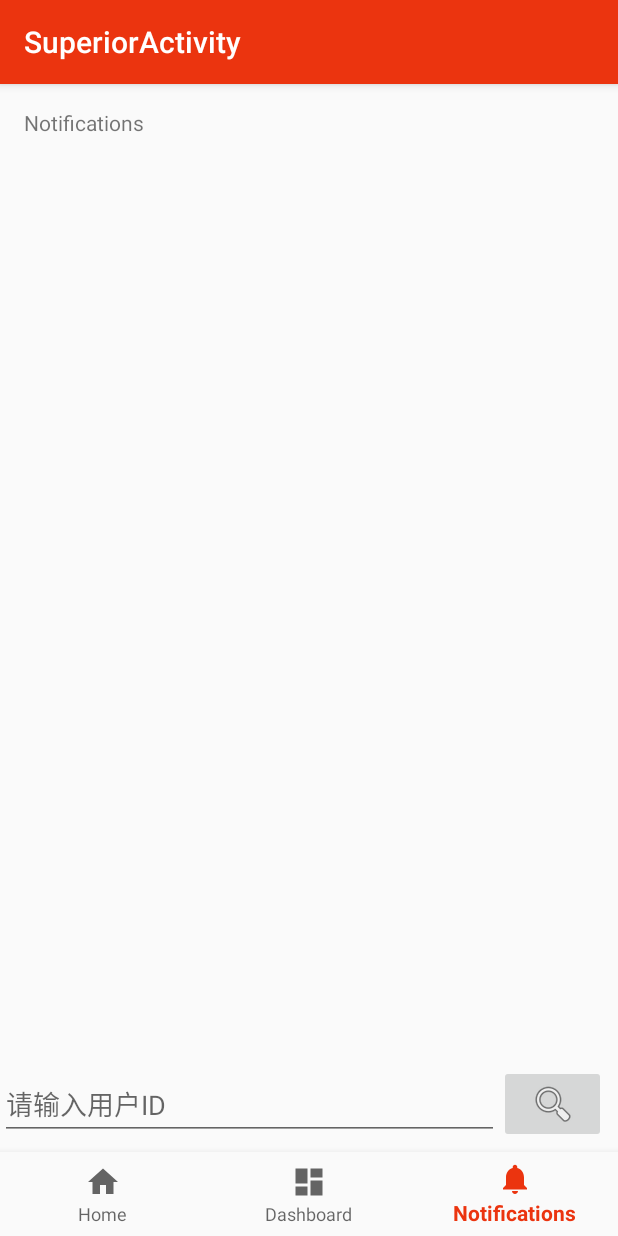
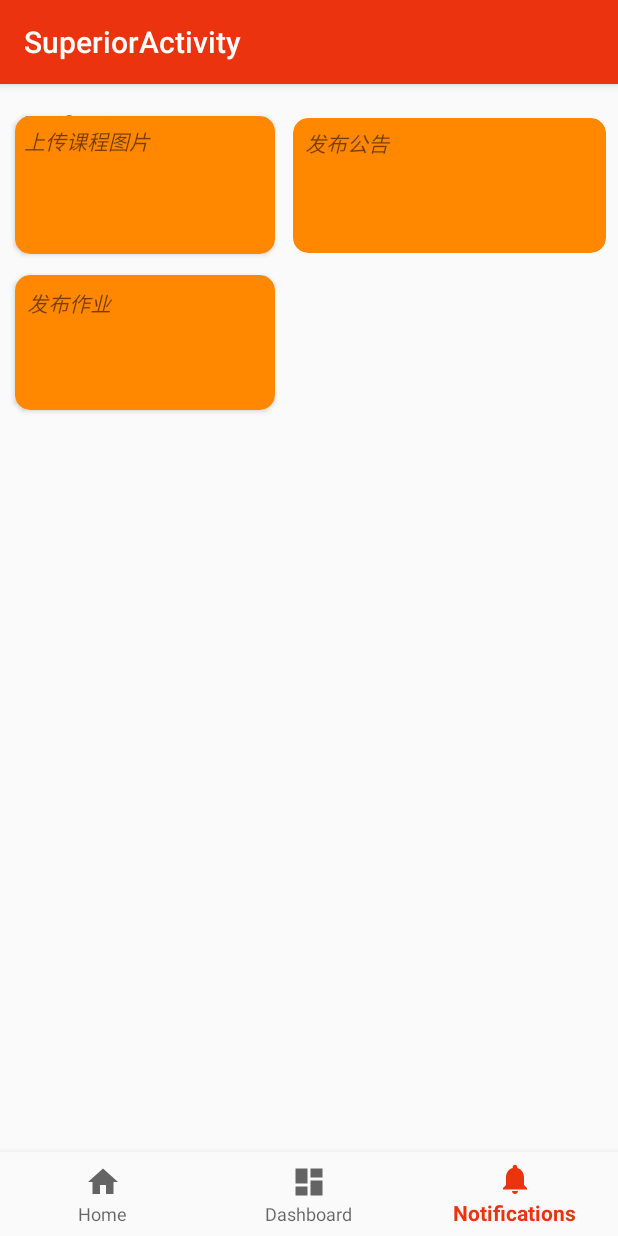
Before and after one commit to zzzyf1/Application, an Android app: the SuperiorActivity screen opened directly, with no data from a screen before it, item 3 of the bottom bar chosen, on a phone screen of 412 x 824 dp. Run offline under Robolectric (Android 15) with nearby library versions, the phone set to English and light mode, and no system bars.

Commit message:
上传课程封面

```diff
--- /dev/null
+++ b/app/src/main/java/com/example/zyf/application/Fragments/issue_fragment.java
@@ -0,0 +1,67 @@
+package com.example.zyf.application.Fragments;
+
+import android.content.Intent;
+import android.os.Bundle;
+import android.support.annotation.NonNull;
+import android.support.annotation.Nullable;
+import android.support.v4.app.Fragment;
+import android.view.LayoutInflater;
+import android.view.View;
+import android.view.ViewGroup;
+import android.widget.TextView;
+
+import com.example.zyf.application.BoardActivity;
+import com.example.zyf.application.HomeworkActivity;
+import com.example.zyf.application.R;
+import com.example.zyf.application.UploadCourseActivity;
+
+public class issue_fragment extends Fragment {
+    private TextView board;
+    private TextView issue;
+    private TextView homework;
+    public static issue_fragment newInstance(Bundle args){
+        issue_fragment fragment=new issue_fragment();
+        fragment.setArguments(args);
+        return fragment;
+    }
+    @Override
+    public View onCreateView(@NonNull LayoutInflater inflater, @Nullable ViewGroup container, @Nullable Bundle savedInstanceState) {
+        View view=inflater.inflate(R.layout.issue_fragment,container,false);
+        return view;
+    }
+    @Override
+    public void onActivityCreated(@Nullable Bundle savedInstanceState) {
+        super.onActivityCreated(savedInstanceState);
+        issue=getActivity().findViewById(R.id.uploadCourse);
+        board=getActivity().findViewById(R.id.noticeBoard);
+        homework=getActivity().findViewById(R.id.homework);
+        issue.setOnClickListener(new View.OnClickListener() {
+            @Override
+            public void onClick(View v) {
+                //发布公告
+                Intent intent=new Intent(getActivity(),UploadCourseActivity.class);
+                startActivity(intent);
+            }
+        });
+
+        board.setOnClickListener(new View.OnClickListener() {
+            @Override
+            public void onClick(View v) {
+                //上传课程图片
+                Intent intent=new Intent(getActivity(),BoardActivity.class);
+                startActivity(intent);
+
+            }
+        });
+
+        homework.setOnClickListener(new View.OnClickListener() {
+            @Override
+            public void onClick(View v) {
+                //发布公告
+                Intent intent=new Intent(getActivity(),HomeworkActivity.class);
+                startActivity(intent);
+            }
+        });
+    }
+
+}
--- a/app/src/main/java/com/example/zyf/application/SuperiorActivity.java
+++ b/app/src/main/java/com/example/zyf/application/SuperiorActivity.java
@@ -13,6 +13,7 @@ import android.widget.TextView;
 
 import com.example.zyf.application.Fragments.apply_fragment;
 import com.example.zyf.application.Fragments.comment_fragment;
+import com.example.zyf.application.Fragments.issue_fragment;
 
 
 public class SuperiorActivity extends AppCompatActivity {
@@ -36,6 +37,7 @@ public class SuperiorActivity extends AppCompatActivity {
                     return true;
                 case R.id.navigation_notifications:
                     mTextMessage.setText(R.string.title_notifications);
+                    replaceFragment(new issue_fragment());
                     return true;
             }
             return false;
--- a/app/src/main/java/com/example/zyf/application/Utils/CommentAdapter.java
+++ b/app/src/main/java/com/example/zyf/application/Utils/CommentAdapter.java
@@ -24,6 +24,7 @@ public class CommentAdapter extends RecyclerView.Adapter<CommentAdapter.ViewHold
 
     private List<comment> comments;
     private Activity test;
+
     //内部类实现缓存器,缓存布局以及该布局里包含的控件
     static  class ViewHolder extends RecyclerView.ViewHolder{
         TextView mCommentId;
--- /dev/null
+++ b/app/src/main/res/layout/issue_fragment.xml
@@ -0,0 +1,119 @@
+<?xml version="1.0" encoding="utf-8"?>
+<android.support.constraint.ConstraintLayout
+    xmlns:android="http://schemas.android.com/apk/res/android"
+    xmlns:app="http://schemas.android.com/apk/res-auto"
+    xmlns:tools="http://schemas.android.com/tools"
+    android:layout_width="match_parent"
+    android:layout_height="match_parent">
+
+
+
+    <android.support.v7.widget.CardView
+        android:id="@+id/cardView2"
+        android:layout_width="173dp"
+        android:layout_height="wrap_content"
+        android:layout_marginStart="10dp"
+        android:layout_marginLeft="10dp"
+        android:layout_marginTop="21dp"
+        android:background="@android:color/holo_blue_light"
+        app:cardBackgroundColor="@android:color/holo_orange_dark"
+        app:cardCornerRadius="10dp"
+        app:layout_constraintStart_toStartOf="parent"
+        app:layout_constraintTop_toTopOf="parent">
+
+        <android.support.constraint.ConstraintLayout
+            android:layout_width="match_parent"
+            android:layout_height="match_parent">
+
+            <TextView
+                android:id="@+id/uploadCourse"
+                android:layout_width="0dp"
+                android:layout_height="80dp"
+                android:layout_marginStart="6dp"
+                android:layout_marginLeft="6dp"
+                android:layout_marginTop="6dp"
+                android:layout_marginEnd="6dp"
+                android:layout_marginBottom="6dp"
+                android:text="@string/upload"
+                android:textAllCaps="false"
+                android:textStyle="italic"
+                app:layout_constraintBottom_toBottomOf="parent"
+                app:layout_constraintEnd_toEndOf="parent"
+                app:layout_constraintHorizontal_bias="0.0"
+                app:layout_constraintStart_toStartOf="parent"
+                app:layout_constraintTop_toTopOf="parent"
+                app:layout_constraintVertical_bias="1.0" />
+        </android.support.constraint.ConstraintLayout>
+    </android.support.v7.widget.CardView>
+
+    <android.support.v7.widget.CardView
+        android:id="@+id/cardView3"
+        android:layout_width="0dp"
+        android:layout_height="90dp"
+        android:layout_marginStart="12dp"
+        android:layout_marginLeft="12dp"
+        android:layout_marginEnd="8dp"
+        android:layout_marginRight="8dp"
+        app:cardBackgroundColor="@android:color/holo_orange_dark"
+        app:cardCornerRadius="10dp"
+        app:layout_constraintBottom_toBottomOf="@+id/cardView2"
+        app:layout_constraintEnd_toEndOf="parent"
+        app:layout_constraintStart_toEndOf="@+id/cardView2"
+        app:layout_constraintTop_toTopOf="@+id/cardView2">
+
+        <android.support.constraint.ConstraintLayout
+            android:layout_width="match_parent"
+            android:layout_height="match_parent">
+
+            <TextView
+                android:id="@+id/noticeBoard"
+                android:layout_width="0dp"
+                android:layout_height="0dp"
+                android:layout_marginStart="8dp"
+                android:layout_marginLeft="8dp"
+                android:layout_marginTop="6dp"
+                android:layout_marginEnd="6dp"
+                android:layout_marginRight="6dp"
+                android:layout_marginBottom="6dp"
+                android:text="@string/issue"
+                android:textStyle="italic"
+                app:layout_constraintBottom_toBottomOf="parent"
+                app:layout_constraintEnd_toEndOf="parent"
+                app:layout_constraintStart_toStartOf="parent"
+                app:layout_constraintTop_toTopOf="parent" />
+        </android.support.constraint.ConstraintLayout>
+    </android.support.v7.widget.CardView>
+
+    <android.support.v7.widget.CardView
+        android:layout_width="0dp"
+        android:layout_height="90dp"
+        android:layout_marginTop="14dp"
+        app:cardBackgroundColor="@android:color/holo_orange_dark"
+        app:cardCornerRadius="10dp"
+        app:layout_constraintEnd_toEndOf="@+id/cardView2"
+        app:layout_constraintStart_toStartOf="@+id/cardView2"
+        app:layout_constraintTop_toBottomOf="@+id/cardView2">
+
+        <android.support.constraint.ConstraintLayout
+            android:layout_width="match_parent"
+            android:layout_height="match_parent">
+
+            <TextView
+                android:id="@+id/homework"
+                android:layout_width="0dp"
+                android:layout_height="0dp"
+                android:layout_marginStart="8dp"
+                android:layout_marginLeft="8dp"
+                android:layout_marginTop="8dp"
+                android:layout_marginEnd="8dp"
+                android:layout_marginRight="8dp"
+                android:layout_marginBottom="8dp"
+                android:text="@string/issueHomeWork"
+                android:textStyle="italic"
+                app:layout_constraintBottom_toBottomOf="parent"
+                app:layout_constraintEnd_toEndOf="parent"
+                app:layout_constraintStart_toStartOf="parent"
+                app:layout_constraintTop_toTopOf="parent" />
+        </android.support.constraint.ConstraintLayout>
+    </android.support.v7.widget.CardView>
+</android.support.constraint.ConstraintLayout>
--- a/app/src/main/res/values/strings.xml
+++ b/app/src/main/res/values/strings.xml
@@ -50,4 +50,10 @@
     <string name="comment_date">评论时间</string>
     <string name="comment">评论内容</string>
     <string name="discuss">请输入用户ID</string>
+    <!---->
+    <string name="upload">上传课程图片</string>
+    <string name="issue">发布公告</string>
+    <string name="issueHomeWork">发布作业</string>
+    <string name="inputCourseId">输入课程id</string>
+    <string name="done">完成</string>
 </resources>
```
Also changed, not shown: app/src/main/AndroidManifest.xml (+5 -2 lines), app/src/main/java/com/example/zyf/application/BoardActivity.java (added, +13 -0 lines), app/src/main/java/com/example/zyf/application/Fragments/video_course_fragment.java (added, +26 -0 lines), app/src/main/java/com/example/zyf/application/HomeworkActivity.java (added, +13 -0 lines), app/src/main/java/com/example/zyf/application/UploadCourseActivity.java (added, +189 -0 lines), app/src/main/java/com/example/zyf/application/Utils/video_comment_Adapter.java (added, +23 -0 lines), app/src/main/java/com/example/zyf/application/VideoActivity.java (added, +25 -0 lines), app/src/main/res/layout/activity_board.xml (added, +9 -0 lines), app/src/main/res/layout/activity_homework.xml (added, +9 -0 lines), app/src/main/res/layout/activity_upload_course.xml (added, +73 -0 lines), app/src/main/res/layout/activity_video.xml (added, +28 -0 lines), app/src/main/res/layout/course_comment.xml (added, +28 -0 lines), app/src/main/res/layout/item_comment_content.xml (added, +90 -0 lines), app/src/main/res/mipmap-mdpi/cover.png (added).
